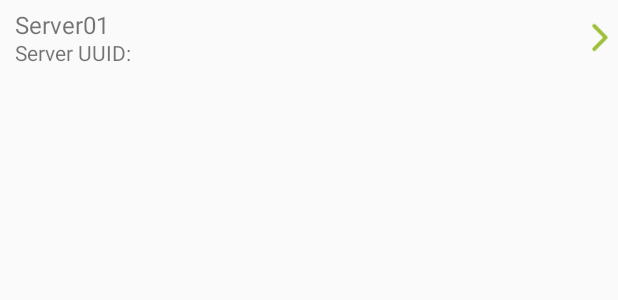
After one commit to thesamespace/BLEConnectTest, an Android app: the layout serverlist_item.xml on its own in the app's theme, with its tools: preview values and no code run, on a phone screen of 412 x 824 dp. The commit adds this screen. Shown: the top 300 px of the screen. Run offline under Robolectric (Android 15) with nearby library versions, the phone set to English and light mode, and no system bars.

Commit message:
完成BLE列表和Server列表

```diff
--- a/app/src/main/AndroidManifest.xml
+++ b/app/src/main/AndroidManifest.xml
@@ -25,6 +25,8 @@
                 <category android:name="android.intent.category.LAUNCHER" />
             </intent-filter>
         </activity>
+        <activity android:name=".BLEServerListActivity" />
+        <activity android:name=".BLECharacteristicList" />
     </application>
 
 </manifest>
--- /dev/null
+++ b/app/src/main/res/layout/serverlist_item.xml
@@ -0,0 +1,30 @@
+<?xml version="1.0" encoding="utf-8"?>
+<RelativeLayout xmlns:android="http://schemas.android.com/apk/res/android"
+    android:layout_width="match_parent"
+    android:layout_height="50dp"
+    android:orientation="horizontal">
+
+    <TextView
+        android:id="@+id/tv_serverName"
+        android:layout_width="wrap_content"
+        android:layout_height="wrap_content"
+        android:layout_marginLeft="10dp"
+        android:layout_marginTop="5dp"
+        android:text="Server01"
+        android:textSize="16dp" />
+
+    <TextView
+        android:id="@+id/tv_serverUUID"
+        android:layout_width="wrap_content"
+        android:layout_height="wrap_content"
+        android:layout_alignParentBottom="true"
+        android:layout_marginBottom="5dp"
+        android:layout_marginLeft="10dp"
+        android:text="Server UUID:" />
+
+    <ImageView
+        android:layout_width="wrap_content"
+        android:layout_height="50dp"
+        android:layout_alignParentRight="true"
+        android:src="@drawable/arrow" />
+</RelativeLayout>
```
Also changed, not shown: app/src/main/java/com/example/thesamespace/bleconnecttest/BLEAdapter.java (added, +47 -0 lines), app/src/main/java/com/example/thesamespace/bleconnecttest/BLECharacteristicList.java (added, +14 -0 lines), app/src/main/java/com/example/thesamespace/bleconnecttest/BLEServerListActivity.java (added, +198 -0 lines), app/src/main/java/com/example/thesamespace/bleconnecttest/ListItem.java (+29 -7 lines), app/src/main/java/com/example/thesamespace/bleconnecttest/MainActivity.java (+14 -10 lines), app/src/main/java/com/example/thesamespace/bleconnecttest/Obj.java (added, +30 -0 lines), app/src/main/java/com/example/thesamespace/bleconnecttest/ServerAdapter.java (renamed from app/src/main/java/com/example/thesamespace/bleconnecttest/MyAdapter.java, +7 -8 lines), app/src/main/res/layout/activity_blecharacteristiclist.xml (added, +11 -0 lines), app/src/main/res/layout/activity_bleserverlist.xml (added, +11 -0 lines), app/src/main/res/layout/blelist_item.xml (renamed from app/src/main/res/layout/list_item.xml).
